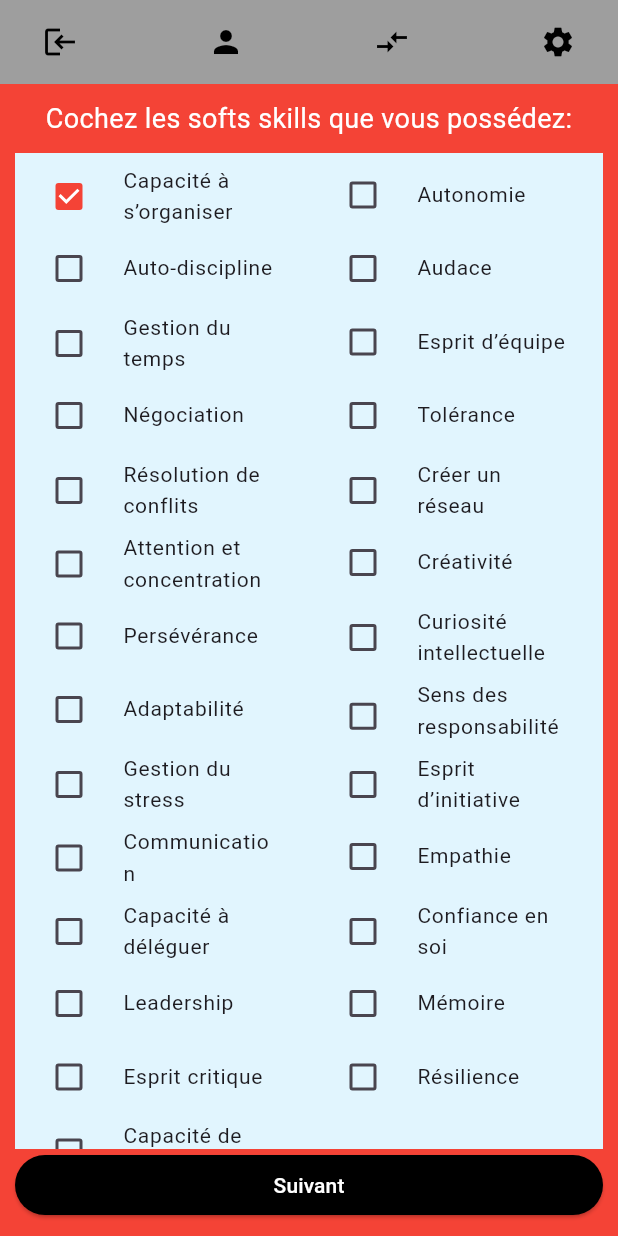
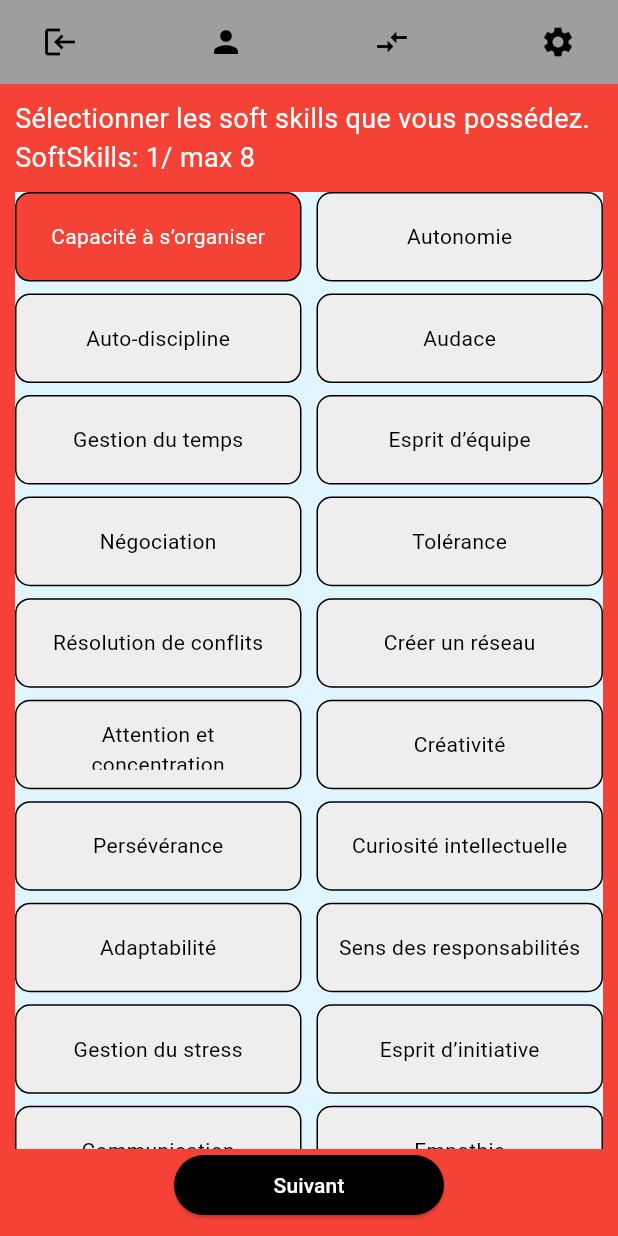
Before and after one commit to algosup/2023-2024-project-5-flutter-team-7, a Flutter app: the screen it shows after launch, after a tap on "Capacité à s’organiser", on a phone screen of 412 x 824 dp. Run offline on Flutter 3.47's test engine with Material 3 defaults, Android fonts, the phone set to English and light mode, and no system bars; our stand-ins replace go_router.

Commit message:
Update the softSkillSelection
Change the tick by tags
Add a maximum of skills selected
Add a minimum of skills selected to go in the next page

```diff
--- a/src/adopteuncandidat/lib/soft_skills_selection.dart
+++ b/src/adopteuncandidat/lib/soft_skills_selection.dart
@@ -4,13 +4,12 @@ class SoftSkillsSelectionScreen extends StatefulWidget {
   const SoftSkillsSelectionScreen({super.key});
 
   @override
-  // ignore: library_private_types_in_public_api
   _SoftSkillsSelectionScreenState createState() => _SoftSkillsSelectionScreenState();
 }
 
 class _SoftSkillsSelectionScreenState extends State<SoftSkillsSelectionScreen> {
-  // List to keep track of the state of the checkboxes
-  final List<bool> _isChecked = List<bool>.filled(27, false);
+  // List to keep track of the state of the selected tags
+  final List<bool> _isSelected = List<bool>.filled(27, false);
   // List of soft skills
   final List<String> _softSkills = [
     'Capacité à s’organiser',
@@ -42,6 +41,9 @@ class _SoftSkillsSelectionScreenState extends State<SoftSkillsSelectionScreen> {
     'Capacité de synthèse'
   ];
 
+  // Method to count selected skills
+  int get _selectedCount => _isSelected.where((element) => element).length;
+
   @override
   Widget build(BuildContext context) {
     return Scaffold(
@@ -51,9 +53,9 @@ class _SoftSkillsSelectionScreenState extends State<SoftSkillsSelectionScreen> {
           padding: const EdgeInsets.all(10.0),
           child: Column(
             children: [
-              const Text(
-                'Cochez les softs skills que vous possédez:',
-                style: TextStyle(color: Colors.white, fontSize: 18),
+              Text(
+                'Sélectionner les soft skills que vous possédez. SoftSkills: $_selectedCount/ max 8',
+                style: const TextStyle(color: Colors.white, fontSize: 18),
               ),
               const SizedBox(height: 10),
               Expanded(
@@ -62,38 +64,52 @@ class _SoftSkillsSelectionScreenState extends State<SoftSkillsSelectionScreen> {
                   child: GridView.builder(
                     gridDelegate: const SliverGridDelegateWithFixedCrossAxisCount(
                       crossAxisCount: 2,
-                      childAspectRatio: 4,
-                      mainAxisSpacing: 0.001,
-                      crossAxisSpacing: 0.001,
+                      mainAxisSpacing: 8.0,
+                      crossAxisSpacing: 10.0,
+                      childAspectRatio: 3.2,
                     ),
                     itemCount: _softSkills.length,
                     itemBuilder: (context, index) {
-                      return CheckboxListTile(
-                        title: Text(
-                          _softSkills[index],
-                          style: const TextStyle(fontSize: 14),
-                        ),
-                        value: _isChecked[index],
-                        onChanged: (bool? value) {
+                      return GestureDetector(
+                        onTap: () {
                           setState(() {
-                            _isChecked[index] = value!;
+                            if (_isSelected[index]) {
+                              _isSelected[index] = false;
+                            } else if (_selectedCount < 8) {
+                              _isSelected[index] = true;
+                            }
                           });
                         },
-                        controlAffinity: ListTileControlAffinity.leading,
-                        activeColor: Colors.red,
+                        child: Container(
+                          padding: const EdgeInsets.symmetric(vertical: 12.0, horizontal: 12.0),
+                          decoration: BoxDecoration(
+                            color: _isSelected[index] ? Colors.red : Colors.grey[200],
+                            border: Border.all(color: Colors.black),
+                            borderRadius: BorderRadius.circular(10.0),
+                          ),
+                          child: Center(
+                            child: Text(
+                              _softSkills[index],
+                              style: TextStyle(
+                                color: _isSelected[index] ? Colors.white : Colors.black,
+                              ),
+                              textAlign: TextAlign.center,
+                            ),
+                          ),
+                        ),
                       );
                     },
                   ),
                 ),
               ),
               SizedBox(
-                width: double.infinity,
+                width: 180,
                 child: ElevatedButton(
-                  onPressed: () {
+                  onPressed: _selectedCount > 0 ? () {
                     // Handle button press
-                  },
+                  } : null,
                   style: ElevatedButton.styleFrom(
-                    backgroundColor: Colors.black, // Button background color
+                    backgroundColor: Colors.black,
                   ),
                   child: const Text('Suivant', style: TextStyle(color: Colors.white)),
                 ),
```
Also changed, not shown: 3 other files.
